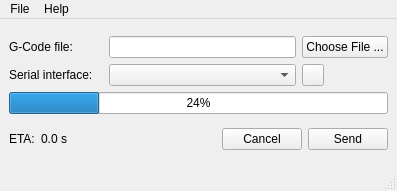
Old version of the form elca/ui/mainwindow.ui in the repository alenz33/elca.
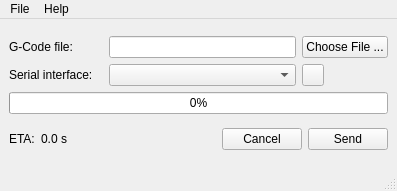
New version of the form. Icons and pictures are not drawn.

Commit message: Add thread example.

```diff
--- a/elca/ui/mainwindow.ui
+++ b/elca/ui/mainwindow.ui
@@ -47,7 +47,7 @@
       <item row="2" column="0" colspan="4">
        <widget class="QProgressBar" name="progressBar">
         <property name="value">
-         <number>24</number>
+         <number>0</number>
         </property>
         <property name="textVisible">
          <bool>true</bool>
```
The commit also changes 2 other files.
